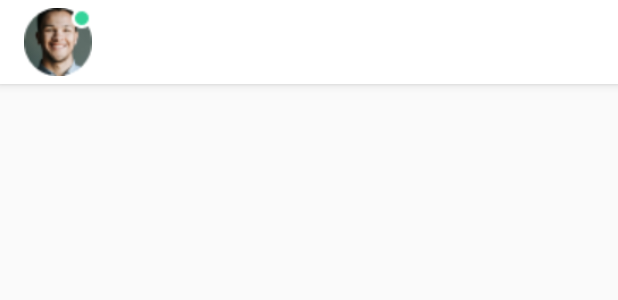
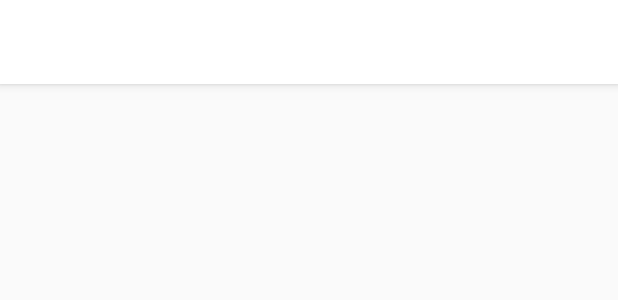
Before and after one commit to klikdigitalteknologi/csai-android-app, an Android app: the layout toolbarr.xml on its own in the app's theme, with its tools: preview values and no code run, on a phone screen of 412 x 824 dp. Shown: the top 300 px of the screen. Run offline under Robolectric (Android 15) with nearby library versions, the phone set to English and light mode, and no system bars.

Commit message:
[+] bgtu jo dulu

```diff
--- a/app/src/main/res/layout/toolbarr.xml
+++ b/app/src/main/res/layout/toolbarr.xml
@@ -12,7 +12,6 @@
      <ImageView
          android:layout_width="@dimen/_35sdp"
          android:layout_height="@dimen/_35sdp"
-         android:src="@drawable/profil"
          android:id="@+id/imageProfileChat"
          app:layout_constraintTop_toTopOf="parent"
          app:layout_constraintBottom_toBottomOf="parent"
@@ -23,7 +22,8 @@
          android:id="@+id/textUserChat"
          android:textStyle="bold"
          android:textColor="@color/black"
-         android:layout_marginStart="@dimen/_15sdp"
+         android:textSize="@dimen/_16ssp"
+         android:layout_marginStart="@dimen/_13sdp"
          app:layout_constraintStart_toEndOf="@id/imageProfileChat"
          app:layout_constraintTop_toTopOf="parent"
          app:layout_constraintBottom_toBottomOf="parent"/>
--- a/app/src/main/res/values/strings.xml
+++ b/app/src/main/res/values/strings.xml
@@ -59,4 +59,10 @@
     <string name="pesan2">PESAN</string>
     <string name="keyword">KEYWORD</string>
     <string name="view">View</string>
+    <string name="form_chat_bot">Form Chat Bot</string>
+    <string name="textchatbot">Chat Bot adalah fitur yang membantu anda untuk membalas pesan dari pelanggan secara otomatis dan aktif selama 24 jam dengan pemicu keyword tertentu. anda hanya perlu mengisi for...</string>
+    <string name="keywordtext">Keyword</string>
+    <string name="pesan1">Pesan</string>
+    <string name="type1">Jenis</string>
+    <string name="closechat">closeChat</string>
 </resources>
```
